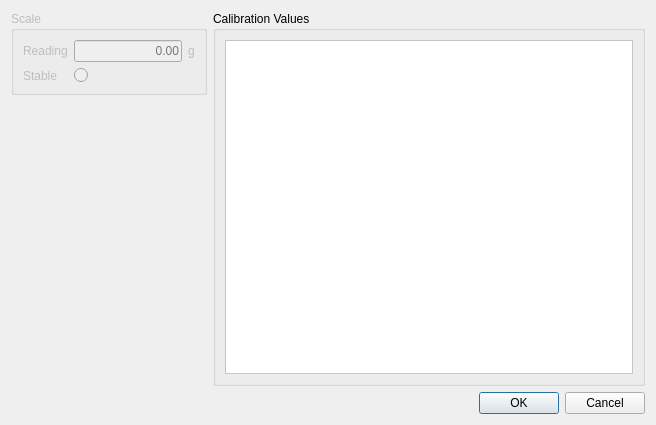
Qt form iblrig/gui/ui_valve.ui (int-brain-lab/iblrig) before a commit.
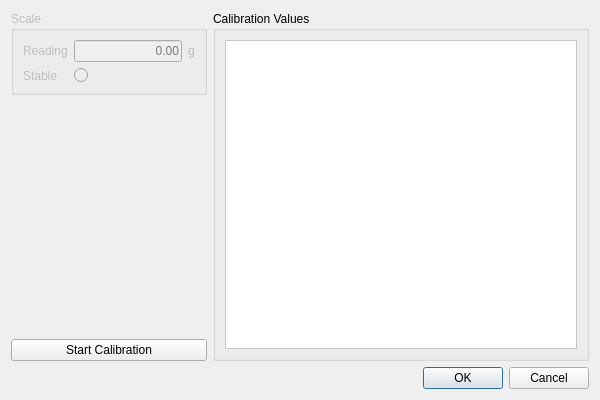
The same form after that commit. Custom widgets are drawn as their Qt base class.

Commit message: repeatedly sample valve

```diff
--- a/iblrig/gui/ui_valve.ui
+++ b/iblrig/gui/ui_valve.ui
@@ -6,10 +6,28 @@
    <rect>
     <x>0</x>
     <y>0</y>
-    <width>656</width>
-    <height>425</height>
+    <width>600</width>
+    <height>400</height>
    </rect>
   </property>
+  <property name="sizePolicy">
+   <sizepolicy hsizetype="Fixed" vsizetype="Fixed">
+    <horstretch>0</horstretch>
+    <verstretch>0</verstretch>
+   </sizepolicy>
+  </property>
+  <property name="minimumSize">
+   <size>
+    <width>600</width>
+    <height>400</height>
+   </size>
+  </property>
+  <property name="maximumSize">
+   <size>
+    <width>600</width>
+    <height>400</height>
+   </size>
+  </property>
   <property name="windowTitle">
    <string>Valve Calibration</string>
   </property>
@@ -124,6 +142,13 @@
           </property>
          </spacer>
         </item>
+        <item>
+         <widget class="QPushButton" name="pushButton">
+          <property name="text">
+           <string>Start Calibration</string>
+          </property>
+         </widget>
+        </item>
        </layout>
       </widget>
      </item>
```
The commit also changes 3 other files.
